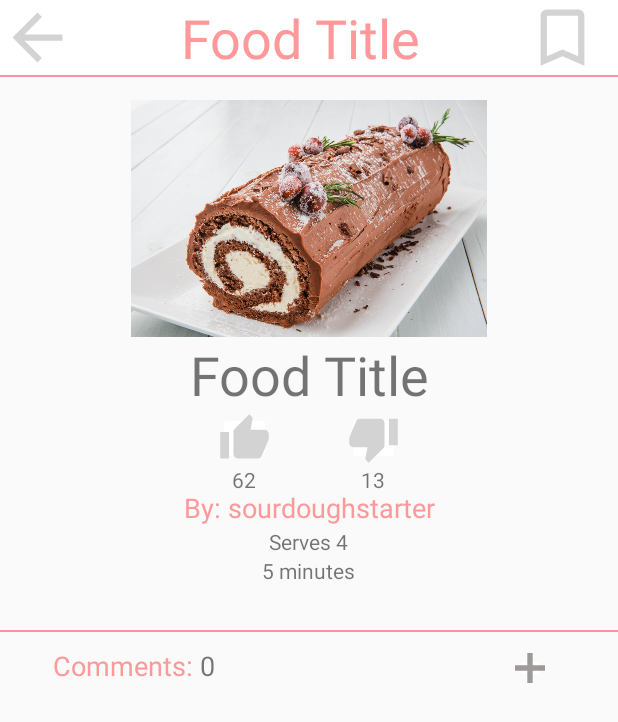
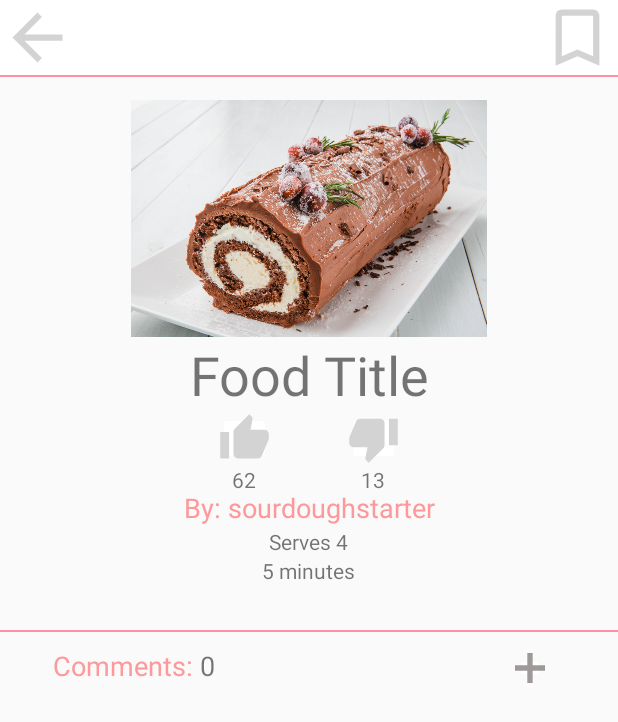
Before and after one commit to jo32pilot/Food-for-Thought, an Android app: the layout fragment_recipe.xml on its own in the app's theme, with its tools: preview values and no code run, on a phone screen of 412 x 824 dp. Shown: the top 722 px of the screen. Run offline under Robolectric (Android 15) with nearby library versions, the phone set to English and light mode, and no system bars.

Commit message:
layout changes

```diff
--- a/FoodForThought/app/src/main/java/com/example/foodforthought/RecipeFragment.java
+++ b/FoodForThought/app/src/main/java/com/example/foodforthought/RecipeFragment.java
@@ -65,10 +65,6 @@ public class RecipeFragment extends Fragment {
         // deserialize recipe information
         Bundle bundle = getArguments();
         Recipe recipe = (Recipe) bundle.getSerializable("recipe");
-
-        // page title
-        TextView recipePageTitle = view.findViewById(R.id.recipePageTitle);
-        recipePageTitle.setText(recipe.getName());
 
         // color either like or dislike button
         OnCompleteListener<DocumentSnapshot> saveColor = new OnCompleteListener<DocumentSnapshot>() {
@@ -600,7 +596,6 @@ public class RecipeFragment extends Fragment {
 
         // load comments section
         LinearLayout commentsSection = view.findViewById(R.id.recipeComments);
-
         // callback for getting user
         OnCompleteListener<DocumentSnapshot> onGetUser = new OnCompleteListener<DocumentSnapshot>() {
                 @Override
--- a/FoodForThought/app/src/main/res/layout/fragment_main.xml
+++ b/FoodForThought/app/src/main/res/layout/fragment_main.xml
@@ -30,7 +30,7 @@
                     android:layout_height="wrap_content"
                     android:layout_gravity="center_horizontal"
                     android:textSize="20sp"
-                    android:layout_marginStart="10dp"
+                    android:layout_marginStart="0dp"
                     android:layout_marginEnd="10dp"
                     android:layout_marginBottom="0dp"
                     android:id="@+id/hometextView"
--- a/FoodForThought/app/src/main/res/layout/fragment_recipe.xml
+++ b/FoodForThought/app/src/main/res/layout/fragment_recipe.xml
@@ -24,17 +24,6 @@
             android:backgroundTint="#ffffff"
             android:src="@drawable/ic_arrow_back_black_24dp"/>
 
-        <TextView
-            android:id="@+id/recipePageTitle"
-            android:layout_width="300dp"
-            android:layout_height="50dp"
-            android:autoSizeTextType="uniform"
-            android:autoSizeMinTextSize="12sp"
-            android:autoSizeMaxTextSize="100sp"
-            android:autoSizeStepGranularity="2sp"
-            android:gravity="center"
-            android:text="Food Title"
-            android:textColor="#FD999A"/>
 
         <ImageButton
             android:id="@+id/saveButton"
@@ -43,7 +32,8 @@
             android:padding="0dp"
             android:scaleType="fitCenter"
             android:backgroundTint="#ffffff"
-            android:src="@drawable/ic_save" />
+            android:src="@drawable/ic_save"
+            android:layout_marginLeft="310dp"/>
     </LinearLayout>
 
     <View
--- a/FoodForThought/app/src/main/res/layout/fragment_savedrecipes.xml
+++ b/FoodForThought/app/src/main/res/layout/fragment_savedrecipes.xml
@@ -42,7 +42,7 @@
                     android:layout_height="wrap_content"
                     android:layout_toEndOf="@+id/hometextView"
                     android:textSize="20sp"
-                    android:layout_marginStart="150dp"
+                    android:layout_marginStart="145dp"
                     android:id="@+id/addHomeMade"
                     android:text="Add Home Made"
                     android:textColor="@color/colorPrimaryDark"/>
```
Lines whose indentation alone changed are shown as unchanged.
